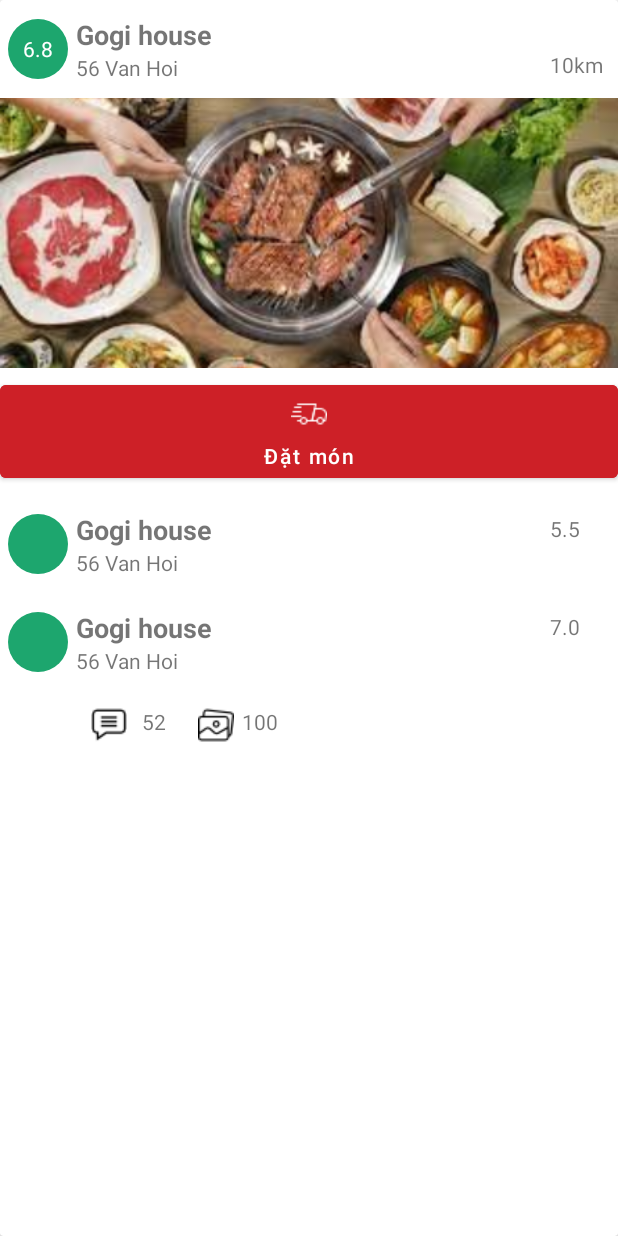
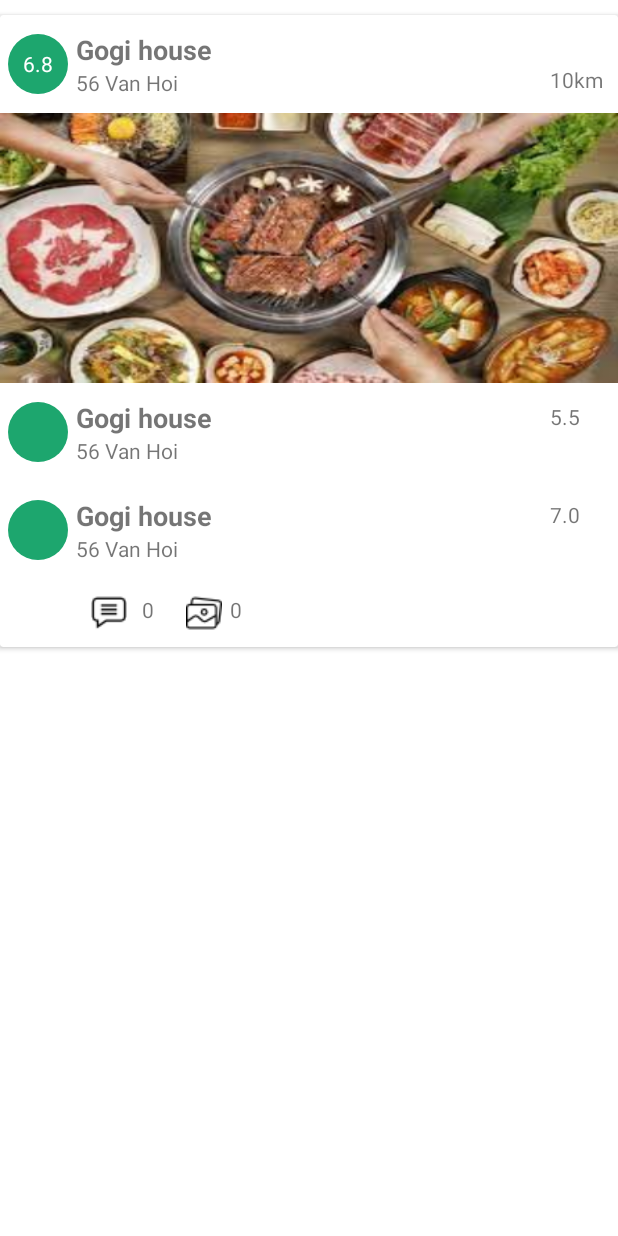
Before and after one commit to hieutran02grc/foodyJava, an Android app: the layout custom_layout_recyclerview_odau.xml on its own in the app's theme, with its tools: preview values and no code run, on a phone screen of 412 x 824 dp. Run offline under Robolectric (Android 15) with nearby library versions, the phone set to English and light mode, and no system bars.

```diff
--- a/app/build.gradle
+++ b/app/build.gradle
@@ -44,6 +44,7 @@ dependencies {
     implementation 'androidx.appcompat:appcompat:1.6.1'
     implementation 'com.google.android.material:material:1.8.0'
     implementation 'androidx.constraintlayout:constraintlayout:2.1.4'
+
     testImplementation 'junit:junit:4.13.2'
     androidTestImplementation 'androidx.test.ext:junit:1.1.5'
     androidTestImplementation 'androidx.test.espresso:espresso-core:3.5.1'
@@ -56,4 +57,6 @@ dependencies {
     implementation 'de.hdodenhof:circleimageview:3.1.0'
     implementation "androidx.cardview:cardview:1.0.0"
     implementation 'com.google.firebase:firebase-database'
+    implementation 'com.google.firebase:firebase-storage'
+
 }
--- a/app/src/main/java/com/example/foodypj/src/View/DangNhapActivity.java
+++ b/app/src/main/java/com/example/foodypj/src/View/DangNhapActivity.java
@@ -190,9 +190,11 @@ public class DangNhapActivity extends AppCompatActivity implements GoogleApiClie
             case R.id.txtDangKyMoi:
                 Intent iDangKy = new Intent(this,DangKyActivity.class);
                 startActivity(iDangKy);
+                break;
             case R.id.txtQuenMK:
                 Intent iQuenmk = new Intent(this,QuenMkActivity.class);
                 startActivity(iQuenmk);
+                break;
         }
     }
 
--- a/app/src/main/java/com/example/foodypj/src/View/QuenMkActivity.java
+++ b/app/src/main/java/com/example/foodypj/src/View/QuenMkActivity.java
@@ -4,6 +4,7 @@ import androidx.annotation.NonNull;
 import androidx.appcompat.app.AppCompatActivity;
 
 import android.app.ProgressDialog;
+import android.content.Intent;
 import android.os.Bundle;
 import android.util.Patterns;
 import android.view.View;
@@ -63,7 +64,9 @@ public class QuenMkActivity extends AppCompatActivity implements View.OnClickLis
                     });
                 }
                 break;
-
+            case R.id.txtDangNhap:
+                Intent iDangNhap = new Intent(this,DangNhapActivity.class);
+                startActivity(iDangNhap);
         }
     }
 
--- a/app/src/main/res/layout/custom_layout_recyclerview_odau.xml
+++ b/app/src/main/res/layout/custom_layout_recyclerview_odau.xml
@@ -1,11 +1,13 @@
 <?xml version="1.0" encoding="utf-8"?>
 <androidx.cardview.widget.CardView xmlns:android="http://schemas.android.com/apk/res/android"
     android:layout_width="match_parent"
-    android:layout_height="match_parent">
+    android:layout_height="wrap_content"
+    android:layout_marginTop="10dp">
+
     <LinearLayout
-        android:orientation="vertical"
         android:layout_width="match_parent"
-        android:layout_height="wrap_content">
+        android:layout_height="match_parent"
+        android:orientation="vertical">
 
         <LinearLayout
             android:layout_width="match_parent"
@@ -17,19 +19,20 @@
             <TextView
                 android:layout_width="40dp"
                 android:layout_height="40dp"
+                android:background="@drawable/background_cycle"
                 android:gravity="center"
                 android:text="6.8"
-                android:background="@drawable/background_cycle"
-                android:textColor="@color/colorAccent"/>
+                android:textColor="@color/colorAccent" />
 
             <LinearLayout
                 android:layout_width="119dp"
                 android:layout_height="wrap_content"
+                android:layout_margin="5dp"
                 android:layout_weight="1"
-                android:layout_margin="5dp"
                 android:orientation="vertical">
 
                 <TextView
+                    android:id="@+id/txtTenQuanAnOdau"
                     android:layout_width="match_parent"
                     android:layout_height="wrap_content"
                     android:text="Gogi house"
@@ -53,12 +56,14 @@
         </LinearLayout>
 
         <ImageView
+            android:id="@+id/imgHinhQuanAnOdau"
             android:layout_width="match_parent"
             android:layout_height="180dp"
-            android:src="@drawable/download"
-            android:scaleType="centerCrop"/>
+            android:scaleType="fitXY"
+            android:src="@drawable/download" />
 
         <Button
+            android:id="@+id/btnDatMonOdau"
             android:layout_width="match_parent"
             android:layout_height="wrap_content"
             android:layout_marginTop="5dp"
@@ -67,9 +72,11 @@
             android:drawableTop="@drawable/shipping"
             android:padding="5dp"
             android:text="@string/dathang"
-            android:textAllCaps="false" />
+            android:textAllCaps="false"
+            android:visibility="gone" />
 
         <LinearLayout
+            android:id="@+id/containerBinhLuan1"
             android:layout_width="match_parent"
             android:layout_height="wrap_content"
             android:gravity="center"
@@ -78,21 +85,23 @@
 
 
             <de.hdodenhof.circleimageview.CircleImageView
+                android:id="@+id/cicleImgUser"
                 android:layout_width="40dp"
                 android:layout_height="40dp"
+                android:background="@drawable/background_cycle"
                 android:gravity="center"
                 android:text="6.8"
-                android:background="@drawable/background_cycle"
-                android:textColor="@color/colorAccent"/>
+                android:textColor="@color/colorAccent" />
 
             <LinearLayout
                 android:layout_width="119dp"
                 android:layout_height="wrap_content"
+                android:layout_margin="5dp"
                 android:layout_weight="1"
-                android:layout_margin="5dp"
                 android:orientation="vertical">
 
                 <TextView
+                    android:id="@+id/txtTieuDeBinhLuan"
                     android:layout_width="match_parent"
                     android:layout_height="wrap_content"
                     android:text="Gogi house"
@@ -100,6 +109,7 @@
                     android:textStyle="bold" />
 
                 <TextView
+                    android:id="@+id/txtNoiDungBinhLuan"
                     android:layout_width="match_parent"
                     android:layout_height="wrap_content"
                     android:text="56 Van Hoi" />
@@ -107,13 +117,16 @@
             </LinearLayout>
 
             <TextView
+                android:id="@+id/txtChamdiem"
                 android:layout_width="40dp"
                 android:layout_height="40dp"
                 android:text="5.5" />
 
 
         </LinearLayout>
+
         <LinearLayout
+            android:id="@+id/containerBinhLuan2"
             android:layout_width="match_parent"
             android:layout_height="wrap_content"
             android:gravity="center"
@@ -122,21 +135,23 @@
 
 
             <de.hdodenhof.circleimageview.CircleImageView
+                android:id="@+id/cicleImgUser2"
                 android:layout_width="40dp"
                 android:layout_height="40dp"
+                android:background="@drawable/background_cycle"
                 android:gravity="center"
                 android:text="6.8"
-                android:background="@drawable/background_cycle"
-                android:textColor="@color/colorAccent"/>
+                android:textColor="@color/colorAccent" />
 
             <LinearLayout
                 android:layout_width="119dp"
                 android:layout_height="wrap_content"
+                android:layout_margin="5dp"
                 android:layout_weight="1"
-                android:layout_margin="5dp"
                 android:orientation="vertical">
 
                 <TextView
+                    android:id="@+id/txtTieuDeBinhLuan2"
                     android:layout_width="match_parent"
                     android:layout_height="wrap_content"
                     android:text="Gogi house"
@@ -144,6 +159,7 @@
                     android:textStyle="bold" />
 
                 <TextView
+                    android:id="@+id/txtNoiDungBinhLuan2"
                     android:layout_width="match_parent"
                     android:layout_height="wrap_content"
                     android:text="56 Van Hoi" />
@@ -151,6 +167,7 @@
             </LinearLayout>
 
             <TextView
+                android:id="@+id/txtChamdiem2"
                 android:layout_width="40dp"
                 android:layout_height="40dp"
                 android:text="7.0" />
@@ -164,23 +181,26 @@
             android:layout_marginLeft="50dp">
 
             <TextView
+                android:id="@+id/txtTongBinhLuan"
                 android:layout_width="wrap_content"
                 android:layout_height="wrap_content"
-                android:text="52"
+                android:layout_margin="5dp"
                 android:drawableLeft="@drawable/comment1"
                 android:drawablePadding="10dp"
-                android:textAlignment="center"
-                android:layout_margin="5dp"
-                android:padding="5dp"/>
+                android:padding="5dp"
+                android:text="0"
+                android:textAlignment="center" />
+
             <TextView
+                android:id="@+id/txtTongHinhAnhBinhLuan"
                 android:layout_width="wrap_content"
                 android:layout_height="wrap_content"
-                android:text="100"
+                android:layout_margin="5dp"
                 android:drawableLeft="@drawable/gallery"
                 android:drawablePadding="5dp"
-                android:textAlignment="center"
-                android:layout_margin="5dp"
-                android:padding="5dp"/>
+                android:padding="5dp"
+                android:text="0"
+                android:textAlignment="center" />
 
         </LinearLayout>
 
--- a/app/src/main/res/layout/layout_fragment_angi.xml
+++ b/app/src/main/res/layout/layout_fragment_angi.xml
@@ -163,9 +163,10 @@
                         android:textAllCaps="false" />
                 </LinearLayout>
 
-                <!--<androidx.recyclerview.widget.RecyclerView
+                <androidx.recyclerview.widget.RecyclerView
+                    android:id="@+id/recycleAngi"
                     android:layout_width="match_parent"
-                    android:layout_height="match_parent"/>-->
+                    android:layout_height="match_parent"/>
 
             </LinearLayout>
 
```
Also changed, not shown: app/src/main/AndroidManifest.xml (+3 -4 lines), app/src/main/java/com/example/foodypj/Controller/DangKyController.java (added, +17 -0 lines), app/src/main/java/com/example/foodypj/Controller/Interfaces/OdauInterface.java (added, +9 -0 lines), app/src/main/java/com/example/foodypj/Controller/OdauController.java (added, +42 -0 lines), app/src/main/java/com/example/foodypj/Model/BinhLuanModel.java (added, +77 -0 lines), app/src/main/java/com/example/foodypj/Model/QuanAnModel.java (+79 -2 lines), app/src/main/java/com/example/foodypj/Model/ThanhVienModel.java (added, +44 -0 lines), app/src/main/java/com/example/foodypj/src/Adapter/AdapterRecycleOdau.java (added, +139 -0 lines), app/src/main/java/com/example/foodypj/src/View/DangKyActivity.java (+9 -0 lines), app/src/main/java/com/example/foodypj/src/View/Fragments/OdauFragment.java (+13 -1 lines), app/src/main/res/layout/layout_fragment_odau.xml (+18 -4 lines).
